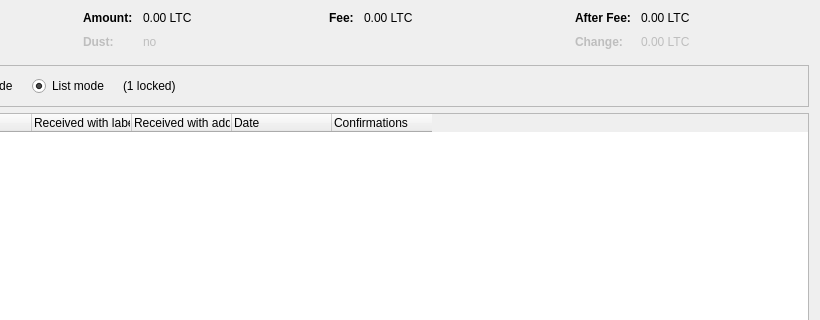
The window that src/qt/forms/coincontroldialog.ui (minblock/majesteescoin) describes before a commit, drawn with Qt 5; both pictures show x 180 to 1000 and y 0 to 320 of the 1000 by 500 pixel window.
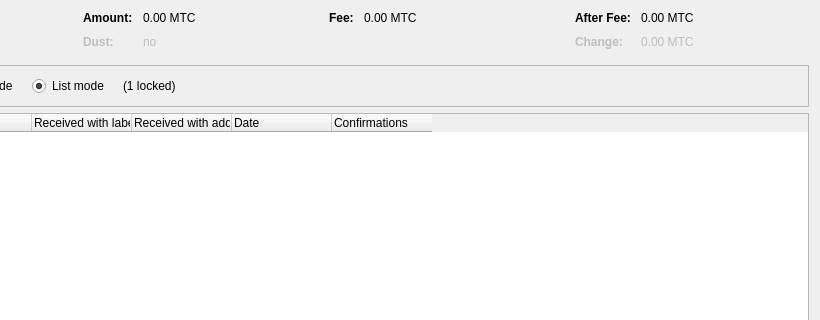
The same window after the commit. Custom widgets are drawn as their Qt base class.

The edit to the form file:
```diff
--- a/src/qt/forms/coincontroldialog.ui
+++ b/src/qt/forms/coincontroldialog.ui
@@ -132,7 +132,7 @@
           <enum>Qt::ActionsContextMenu</enum>
          </property>
          <property name="text">
-          <string notr="true">0.00 LTC</string>
+          <string notr="true">0.00 MTC</string>
          </property>
          <property name="textInteractionFlags">
           <set>Qt::LinksAccessibleByMouse|Qt::TextSelectableByKeyboard|Qt::TextSelectableByMouse</set>
@@ -212,7 +212,7 @@
           <enum>Qt::ActionsContextMenu</enum>
          </property>
          <property name="text">
-          <string notr="true">0.00 LTC</string>
+          <string notr="true">0.00 MTC</string>
          </property>
          <property name="textInteractionFlags">
           <set>Qt::LinksAccessibleByMouse|Qt::TextSelectableByKeyboard|Qt::TextSelectableByMouse</set>
@@ -257,7 +257,7 @@
           <enum>Qt::ActionsContextMenu</enum>
          </property>
          <property name="text">
-          <string notr="true">0.00 LTC</string>
+          <string notr="true">0.00 MTC</string>
          </property>
          <property name="textInteractionFlags">
           <set>Qt::LinksAccessibleByMouse|Qt::TextSelectableByKeyboard|Qt::TextSelectableByMouse</set>
@@ -292,7 +292,7 @@
           <enum>Qt::ActionsContextMenu</enum>
          </property>
          <property name="text">
-          <string notr="true">0.00 LTC</string>
+          <string notr="true">0.00 MTC</string>
          </property>
          <property name="textInteractionFlags">
           <set>Qt::LinksAccessibleByMouse|Qt::TextSelectableByKeyboard|Qt::TextSelectableByMouse</set>
```
